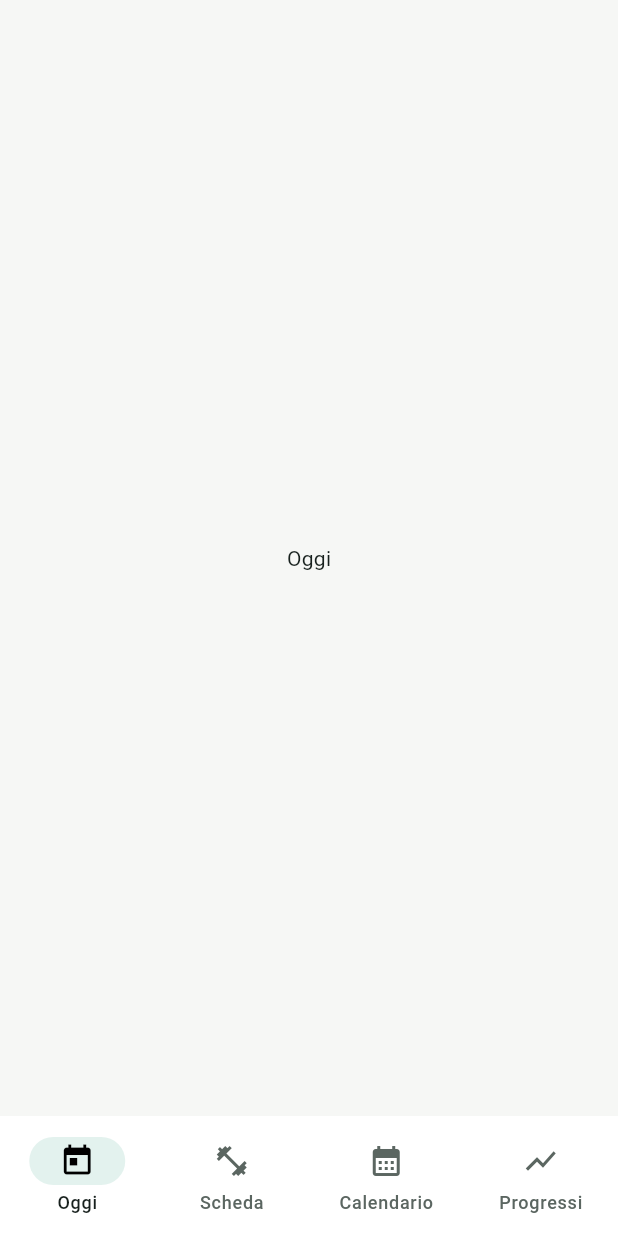
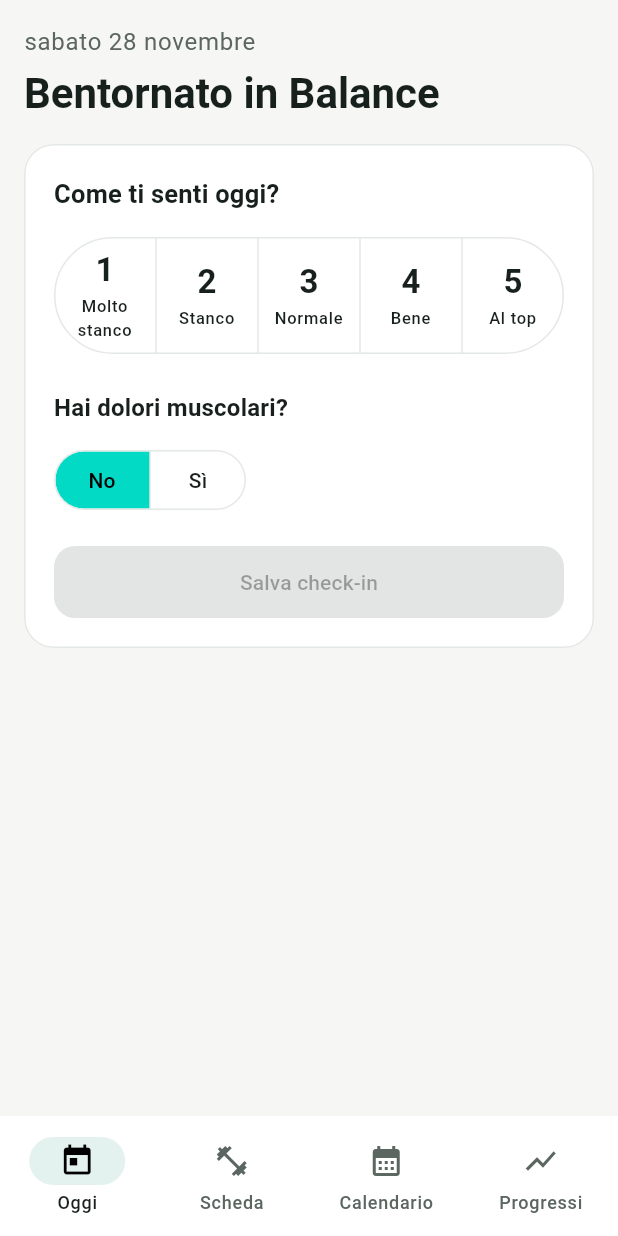
Before and after one commit to MatteoRossii/Balance, a Flutter app: the screen it shows after launch, on a phone screen of 412 x 824 dp. Run offline on Flutter 3.47's test engine with Material 3 defaults, Android fonts, the phone set to English and light mode, and no system bars; our stand-ins replace shared_preferences.

Commit message:
aggiunta sezione oggi

```diff
--- /dev/null
+++ b/lib/check_in.dart
@@ -0,0 +1,54 @@
+// ============================================================
+// check_in.dart – il check-in giornaliero (solo dati, niente grafica)
+//
+// Ogni giorno ha al massimo un CheckIn. Lo storico NON si mostra
+// all'utente: serve alle regole (scarico per indolenzimento,
+// consiglio di oggi).
+// ============================================================
+
+class CheckIn {
+  // Solo giorno/mese/anno (senza ore): così "oggi alle 8" e
+  // "oggi alle 21" sono lo stesso giorno.
+  final DateTime data;
+  // Come ti senti: 1 (Distrutto) ... 5 (Al top).
+  final int sensazione;
+  // Muscoli indolenziti. Lista vuota = nessun dolore.
+  // Lista e non Set: il JSON conosce le liste ma non i Set.
+  final List<String> muscoliDoloranti;
+
+  const CheckIn({
+    required this.data,
+    required this.sensazione,
+    required this.muscoliDoloranti,
+  });
+
+  // Getter: "c'era indolenzimento quel giorno?"
+  // isNotEmpty = la lista ha almeno un elemento.
+  bool get haDolori => muscoliDoloranti.isNotEmpty;
+
+  // --- SALVATAGGIO (JSON) ---
+  Map<String, dynamic> toJson() {
+    return {
+      'data': data.toIso8601String(),
+      'sensazione': sensazione,
+      'muscoliDoloranti': muscoliDoloranti,
+    };
+  }
+
+  factory CheckIn.fromJson(Map<String, dynamic> json) {
+    return CheckIn(
+      data: DateTime.parse(json['data'] as String),
+      sensazione: json['sensazione'] as int,
+      // Ricostruiamo una lista di testi, uno per ogni elemento salvato.
+      muscoliDoloranti: [
+        for (final muscolo in json['muscoliDoloranti'] as List)
+          muscolo as String,
+      ],
+    );
+  }
+}
+
+// true se due date cadono nello stesso giorno (le ore non contano).
+bool stessoGiorno(DateTime a, DateTime b) {
+  return a.year == b.year && a.month == b.month && a.day == b.day;
+}
--- a/lib/main.dart
+++ b/lib/main.dart
@@ -14,6 +14,7 @@ import 'package:flutter_localizations/flutter_localizations.dart';
 // Importa i colori e lo stile (card, pulsanti, barra) da lib/tema.dart.
 import 'tema.dart';
 import 'schermata_scheda.dart';
+import 'schermata_oggi.dart';
 // Lettura della scheda salvata sul telefono.
 import 'archivio.dart';
 
@@ -32,6 +33,9 @@ Future<void> main() async {
   if (salvata != null) {
     schedaAttuale = salvata;
   }
+
+// Anche l'elenco dei check-in (lista vuota se non ce ne sono).
+  elencoCheckIn = await caricaCheckIn();
 
   runApp(const MyApp());
 }
@@ -117,9 +121,11 @@ class _NavigazioneState extends State<Navigazione> {
             // Se è selezionata "Scheda" (indice 1) mostra la schermata vera,
             // altrimenti ancora il testo segnaposto.
             // `? :` è un if/else in forma breve: condizione ? se vero : se falso
-            child: _indiceSelezionato == 1
-                ? const SchermataScheda()
-                : Center(child: Text(_titoli[_indiceSelezionato])),
+            child: switch (_indiceSelezionato) {
+              0 => const SchermataOggi(),
+              1 => const SchermataScheda(),
+              _ => Center(child: Text(_titoli[_indiceSelezionato])),
+            },
           ),
         ),
       ),
--- /dev/null
+++ b/lib/schermata_oggi.dart
@@ -0,0 +1,319 @@
+// ============================================================
+// schermata_oggi.dart – sezione "Oggi" della barra in basso
+// ============================================================
+
+import 'package:flutter/material.dart';
+
+import 'tema.dart';
+import 'check_in.dart';
+import 'archivio.dart';
+
+// Nomi in italiano. DateTime.weekday va da 1 (lunedì) a 7 (domenica),
+// DateTime.month da 1 (gennaio) a 12: le liste partono da 0, quindi -1.
+const _nomiGiorni = [
+  'lunedì',
+  'martedì',
+  'mercoledì',
+  'giovedì',
+  'venerdì',
+  'sabato',
+  'domenica',
+];
+const _nomiMesi = [
+  'gennaio',
+  'febbraio',
+  'marzo',
+  'aprile',
+  'maggio',
+  'giugno',
+  'luglio',
+  'agosto',
+  'settembre',
+  'ottobre',
+  'novembre',
+  'dicembre',
+];
+
+// Scrive una data come "sabato 28 novembre".
+String _dataEstesa(DateTime data) {
+  final giorno = _nomiGiorni[data.weekday - 1];
+  final mese = _nomiMesi[data.month - 1];
+  return '$giorno ${data.day} $mese';
+}
+
+// Nomi della scala del check-in: posizione 0 = voto 1 ... posizione 4 = voto 5.
+const _nomiSensazioni = [
+  'Molto stanco',
+  'Stanco',
+  'Normale',
+  'Bene',
+  'Al top',
+];
+// I muscoli che si possono segnare come doloranti (CLAUDE.md, "Grafica").
+const _muscoli = [
+  'Petto',
+  'Schiena',
+  'Spalle',
+  'Bicipiti',
+  'Tricipiti',
+  'Addome',
+  'Quadricipiti',
+  'Femorali',
+  'Glutei',
+  'Polpacci',
+];
+
+// Tutti i check-in salvati (uno per giorno). All'avvio main() la riempie
+// con quelli dell'archivio. Non si mostra mai come elenco: serve alle regole.
+List<CheckIn> elencoCheckIn = [];
+
+// StatefulWidget: la schermata deve ricordare le scelte del check-in.
+class SchermataOggi extends StatefulWidget {
+  const SchermataOggi({super.key});
+
+  @override
+  State<SchermataOggi> createState() => _SchermataOggiState();
+}
+
+class _SchermataOggiState extends State<SchermataOggi> {
+  // Come ti senti oggi, da 1 a 5. null = non hai ancora scelto.
+  int? _sensazione;
+// Hai dolori muscolari? false = No (valore di partenza), true = Sì.
+  bool _dolori = false;
+  // Muscoli doloranti scelti. Set = insieme: ogni muscolo al massimo una volta.
+  // final: il Set resta lo stesso, cambiamo solo cosa contiene.
+  final Set<String> _muscoliDoloranti = {};
+  // true se oggi il check-in è già stato salvato (cambia il testo del pulsante).
+  bool _salvatoOggi = false;
+
+  // initState: eseguito UNA volta, quando la schermata viene creata
+  // (prima del primo build). Qui ricompiliamo la card se oggi
+  // il check-in c'è già.
+  @override
+  void initState() {
+    super.initState();
+    for (final checkIn in elencoCheckIn) {
+      if (stessoGiorno(checkIn.data, DateTime.now())) {
+        _sensazione = checkIn.sensazione;
+        _dolori = checkIn.haDolori;
+        // addAll: aggiunge al Set tutti i muscoli della lista.
+        _muscoliDoloranti.addAll(checkIn.muscoliDoloranti);
+        _salvatoOggi = true;
+      }
+    }
+  }
+
+  // Getter: si può salvare solo se hai scelto un voto e, se hai detto
+  // di avere dolori, almeno un muscolo ("Sì" senza muscoli non ha senso).
+  bool get _puoiSalvare {
+    if (_sensazione == null) {
+      return false;
+    }
+    if (_dolori && _muscoliDoloranti.isEmpty) {
+      return false;
+    }
+    return true;
+  }
+
+  // Salva il check-in di oggi (o sostituisce quello già salvato oggi).
+  void _salvaCheckIn() {
+    final adesso = DateTime.now();
+    final nuovo = CheckIn(
+      // Solo giorno/mese/anno, senza ore.
+      data: DateTime(adesso.year, adesso.month, adesso.day),
+      // `!`: il pulsante funziona solo se hai scelto un voto (_puoiSalvare).
+      sensazione: _sensazione!,
+      // Il Set diventa una lista (il JSON non conosce i Set).
+      muscoliDoloranti: _muscoliDoloranti.toList(),
+    );
+    setState(() {
+      // Togliamo l'eventuale check-in di oggi già salvato...
+      elencoCheckIn.removeWhere(
+        (vecchio) => stessoGiorno(vecchio.data, adesso),
+      );
+      // ...e mettiamo quello nuovo: sempre una sola riga per giorno.
+      elencoCheckIn.add(nuovo);
+      _salvatoOggi = true;
+    });
+    salvaCheckIn(elencoCheckIn);
+    // Messaggio di conferma in basso, sparisce da solo.
+    ScaffoldMessenger.of(context).showSnackBar(
+      const SnackBar(content: Text('Check-in salvato')),
+    );
+  }
+
+  @override
+  Widget build(BuildContext context) {
+    final testi = Theme.of(context).textTheme;
+
+    // ListView come nella Scheda: si può scorrere su schermi piccoli.
+    return ListView(
+      padding: const EdgeInsets.all(16),
+      children: [
+        // Data di oggi, piccola e grigia, sopra il titolo.
+        Text(
+          _dataEstesa(DateTime.now()),
+          style: testi.bodyLarge?.copyWith(color: coloreTestoSecondario),
+        ),
+        const SizedBox(height: 4),
+        // Titolo pagina: 28 grassetto (CLAUDE.md, "Grafica").
+        Text(
+          'Bentornato in Balance',
+          style: testi.headlineMedium?.copyWith(
+            fontSize: 28,
+            fontWeight: FontWeight.bold,
+          ),
+        ),
+        const SizedBox(height: 16),
+
+        // ---- CHECK-IN ----
+        Card(
+          child: Padding(
+            padding: const EdgeInsets.all(20),
+            child: Column(
+              crossAxisAlignment: CrossAxisAlignment.start,
+              children: [
+                Text(
+                  'Come ti senti oggi?',
+                  style: testi.titleMedium?.copyWith(
+                    fontSize: 17,
+                    fontWeight: FontWeight.w600,
+                  ),
+                ),
+                const SizedBox(height: 12),
+                // SizedBox largo quanto la card: i 5 pulsanti si dividono
+                // tutto lo spazio invece di stare stretti a sinistra.
+                SizedBox(
+                  width: double.infinity,
+                  child: SegmentedButton<int>(
+                    // Pulsanti più alti e con poco margine ai lati,
+                    // così il nome dello stato ci sta anche su iPhone SE.
+                    style: SegmentedButton.styleFrom(
+                      padding: const EdgeInsets.symmetric(
+                        horizontal: 2,
+                        vertical: 12,
+                      ),
+                    ),
+                    // Un pulsante per ogni voto da 1 a 5:
+                    // sopra il numero, sotto il nome dello stato.
+                    segments: [
+                      for (var voto = 1; voto <= 5; voto++)
+                        ButtonSegment(
+                          value: voto,
+                          label: Column(
+                            mainAxisSize: MainAxisSize.min,
+                            children: [
+                              Text(
+                                '$voto',
+                                style: testi.titleLarge?.copyWith(
+                                  fontWeight: FontWeight.bold,
+                                ),
+                              ),
+                              const SizedBox(height: 2),
+                              Text(
+                                _nomiSensazioni[voto - 1],
+                                // Al centro, al massimo su 2 righe
+                                // ("Molto stanco" va a capo).
+                                textAlign: TextAlign.center,
+                                maxLines: 2,
+                                style: testi.labelSmall,
+                              ),
+                            ],
+                          ),
+                        ),
+                    ],
+                    // Set con il voto scelto, oppure vuoto se non hai scelto.
+                    selected: {if (_sensazione != null) _sensazione!},
+                    // Permette di non avere nulla selezionato (all'inizio,
+                    // o se ritocchi il voto già scelto).
+                    emptySelectionAllowed: true,
+                    onSelectionChanged: (nuovi) {
+                      setState(() {
+                        _sensazione = nuovi.isEmpty ? null : nuovi.first;
+                      });
+                    },
+                    showSelectedIcon: false,
+                  ),
+                ),
+                const SizedBox(height: 20),
+                Text(
+                  'Hai dolori muscolari?',
+                  style: testi.titleMedium?.copyWith(
+                    fontWeight: FontWeight.w600,
+                  ),
+                ),
+                const SizedBox(height: 12),
+                // <bool>: il valore di ogni pulsante è vero o falso.
+                SegmentedButton<bool>(
+                  segments: const [
+                    ButtonSegment(value: false, label: Text('No')),
+                    ButtonSegment(value: true, label: Text('Sì')),
+                  ],
+                  selected: {_dolori},
+                  onSelectionChanged: (nuovi) {
+                    setState(() {
+                      _dolori = nuovi.first;
+                      // Tornando su "No" togliamo i muscoli scelti.
+                      if (!_dolori) {
+                        _muscoliDoloranti.clear();
+                      }
+                    });
+                  },
+                  showSelectedIcon: false,
+                ),
+                // I muscoli compaiono solo se hai risposto Sì.
+                if (_dolori)
+                  Padding(
+                    padding: const EdgeInsets.only(top: 12),
+                    // Wrap: mette i figli in fila e va a capo da solo.
+                    child: Wrap(
+                      spacing: 8, // spazio orizzontale tra le pastiglie
+                      runSpacing: 8, // spazio tra una riga e l'altra
+                      children: [
+                        for (final muscolo in _muscoli)
+                          FilterChip(
+                            label: Text(muscolo),
+                            // Accesa se il muscolo è nel Set.
+                            selected: _muscoliDoloranti.contains(muscolo),
+                            // `scelto`: true se l'hai appena acceso,
+                            // false se l'hai appena spento.
+                            onSelected: (scelto) {
+                              setState(() {
+                                if (scelto) {
+                                  _muscoliDoloranti.add(muscolo);
+                                } else {
+                                  _muscoliDoloranti.remove(muscolo);
+                                }
+                              });
+                            },
+                          ),
+                      ],
+                    ),
+                  ),
+                // Avviso se hai detto "Sì" ma non hai scelto nessun muscolo.
+                if (_dolori && _muscoliDoloranti.isEmpty)
+                  Padding(
+                    padding: const EdgeInsets.only(top: 8),
+                    child: Text(
+                      'Scegli almeno un muscolo',
+                      style: testi.bodyMedium?.copyWith(
+                        color: coloreTestoSecondario,
+                      ),
+                    ),
+                  ),
+                const SizedBox(height: 20),
+                FilledButton(
+                  // onPressed null = pulsante disattivato (grigio).
+                  onPressed: _puoiSalvare ? _salvaCheckIn : null,
+                  child: Text(
+                    _salvatoOggi ? 'Aggiorna check-in' : 'Salva check-in',
+                  ),
+                ),
+              ],
+            ),
+          ),
+        ),
+      ],
+    );
+  }
+}
```
Also changed, not shown: lib/archivio.dart (+33 -0 lines), .claude/settings.local.json (added), 1 other file.
